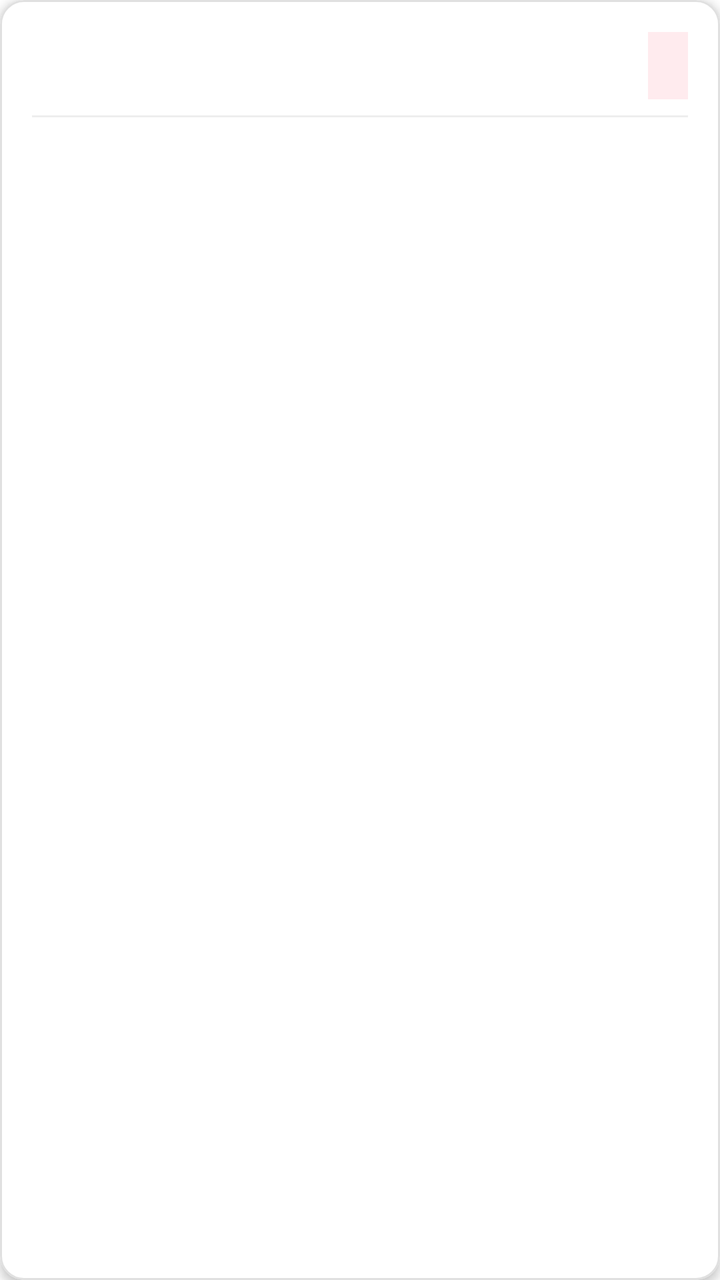
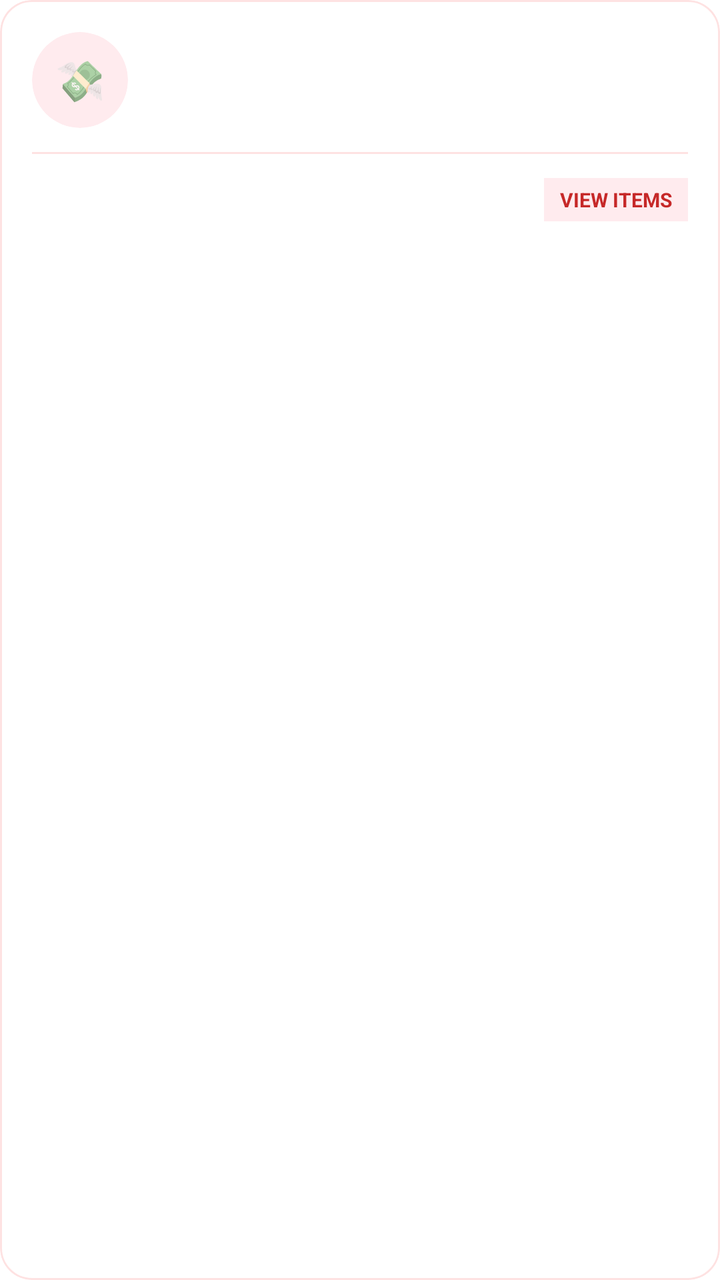

The first picture is an Android layout as it rendered before a commit; the second is the same layout after the commit. The layout source and the unified diff follow.
<!-- AndroidManifest.xml: application theme Theme.MaterialComponents.Light.NoActionBar -->
<!-- res/layout/item_expense.xml -->
<?xml version="1.0" encoding="utf-8"?>
<com.google.android.material.card.MaterialCardView xmlns:android="http://schemas.android.com/apk/res/android"
    xmlns:app="http://schemas.android.com/apk/res-auto"
    android:layout_width="match_parent" android:layout_height="wrap_content"
    app:cardCornerRadius="12dp" app:cardElevation="3dp" android:layout_marginBottom="12dp"
    app:strokeWidth="1dp" app:strokeColor="#E0E0E0" app:cardBackgroundColor="#FFFFFF">

    <LinearLayout android:layout_width="match_parent" android:layout_height="wrap_content" android:orientation="vertical" android:padding="16dp">

        <LinearLayout android:layout_width="match_parent" android:layout_height="wrap_content" android:orientation="horizontal" android:gravity="center_vertical" android:layout_marginBottom="8dp">
            <TextView android:id="@+id/tvExpenseEvent" android:layout_width="0dp" android:layout_weight="1" android:layout_height="wrap_content" android:textSize="20sp" android:textStyle="bold" android:textColor="#212121"/>

            <TextView android:id="@+id/tvExpenseAmount" android:layout_width="wrap_content" android:layout_height="wrap_content" android:textSize="16sp" android:textStyle="bold" android:textColor="#D32F2F" android:background="#FFEBEE" android:paddingHorizontal="10dp" android:paddingVertical="6dp"/>
        </LinearLayout>

        <View android:layout_width="match_parent" android:layout_height="1dp" android:background="#EEEEEE" android:layout_marginBottom="12dp"/>

        <TextView android:id="@+id/tvExpenseDetails" android:layout_width="match_parent" android:layout_height="wrap_content" android:textSize="14sp" android:textColor="#212121" android:textStyle="italic" android:layout_marginBottom="12dp"/>

        <TextView android:id="@+id/tvExpenseLastLogged" android:layout_width="match_parent" android:layout_height="wrap_content" android:textSize="13sp" android:textColor="#757575" android:textStyle="italic"/>

    </LinearLayout>
</com.google.android.material.card.MaterialCardView>
<!-- resources referenced by this layout -->
<resources>

</resources>

<!-- the commit's change to res/layout/item_expense.xml (unified diff, before → after) -->
@@ -1,23 +1,132 @@
 <?xml version="1.0" encoding="utf-8"?>
 <com.google.android.material.card.MaterialCardView xmlns:android="http://schemas.android.com/apk/res/android"
     xmlns:app="http://schemas.android.com/apk/res-auto"
-    android:layout_width="match_parent" android:layout_height="wrap_content"
-    app:cardCornerRadius="12dp" app:cardElevation="3dp" android:layout_marginBottom="12dp"
-    app:strokeWidth="1dp" app:strokeColor="#E0E0E0" app:cardBackgroundColor="#FFFFFF">
+    android:layout_width="match_parent"
+    android:layout_height="wrap_content"
+    android:layout_marginBottom="12dp"
+    android:clickable="true"
+    android:focusable="true"
+    android:foreground="?attr/selectableItemBackground"
+    app:cardBackgroundColor="#FFFFFF"
+    app:cardCornerRadius="16dp"
+    app:cardElevation="0dp"
+    app:strokeColor="#FEE2E2"
+    app:strokeWidth="1dp">
 
-    <LinearLayout android:layout_width="match_parent" android:layout_height="wrap_content" android:orientation="vertical" android:padding="16dp">
+    <LinearLayout
+        android:layout_width="match_parent"
+        android:layout_height="wrap_content"
+        android:orientation="vertical"
+        android:padding="16dp">
 
-        <LinearLayout android:layout_width="match_parent" android:layout_height="wrap_content" android:orientation="horizontal" android:gravity="center_vertical" android:layout_marginBottom="8dp">
-            <TextView android:id="@+id/tvExpenseEvent" android:layout_width="0dp" android:layout_weight="1" android:layout_height="wrap_content" android:textSize="20sp" android:textStyle="bold" android:textColor="#212121"/>
+        
+        <LinearLayout
+            android:layout_width="match_parent"
+            android:layout_height="wrap_content"
+            android:gravity="center_vertical"
+            android:orientation="horizontal">
 
-            <TextView android:id="@+id/tvExpenseAmount" android:layout_width="wrap_content" android:layout_height="wrap_content" android:textSize="16sp" android:textStyle="bold" android:textColor="#D32F2F" android:background="#FFEBEE" android:paddingHorizontal="10dp" android:paddingVertical="6dp"/>
+            
+            <com.google.android.material.card.MaterialCardView
+                android:layout_width="48dp"
+                android:layout_height="48dp"
+                app:cardBackgroundColor="#FFEBEE"
+                app:cardCornerRadius="24dp"
+                app:cardElevation="0dp"
+                app:strokeWidth="0dp">
+
+                <TextView
+                    android:layout_width="match_parent"
+                    android:layout_height="match_parent"
+                    android:gravity="center"
+                    android:text="💸"
+                    android:textSize="20sp" />
+            </com.google.android.material.card.MaterialCardView>
+
+            
+            <LinearLayout
+                android:layout_width="0dp"
+                android:layout_height="wrap_content"
+                android:layout_marginStart="12dp"
+                android:layout_weight="1"
+                android:orientation="vertical">
+
+                <TextView
+                    android:id="@+id/tvExpenseEvent"
+                    android:layout_width="wrap_content"
+                    android:layout_height="wrap_content"
+                    android:ellipsize="end"
+                    android:fontFamily="sans-serif-medium"
+                    android:letterSpacing="-0.01"
+                    android:maxLines="1"
+                    android:textColor="#212121"
+                    android:textSize="16sp"
+                    android:textStyle="bold" />
+
+                <TextView
+                    android:id="@+id/tvExpenseDetails"
+                    android:layout_width="wrap_content"
+                    android:layout_height="wrap_content"
+                    android:layout_marginTop="2dp"
+                    android:ellipsize="end"
+                    android:singleLine="true"
+                    android:textColor="#757575"
+                    android:textSize="13sp" />
+            </LinearLayout>
+
+            
+            <LinearLayout
+                android:layout_width="wrap_content"
+                android:layout_height="wrap_content"
+                android:gravity="end"
+                android:orientation="vertical">
+
+                <TextView
+                    android:id="@+id/tvExpenseAmount"
+                    android:layout_width="wrap_content"
+                    android:layout_height="wrap_content"
+                    android:fontFamily="sans-serif-black"
+                    android:textColor="#C62828"
+                    android:textSize="17sp"
+                    android:textStyle="bold" />
+            </LinearLayout>
         </LinearLayout>
 
-        <View android:layout_width="match_parent" android:layout_height="1dp" android:background="#EEEEEE" android:layout_marginBottom="12dp"/>
+        
+        <View
+            android:layout_width="match_parent"
+            android:layout_height="1dp"
+            android:layout_marginVertical="12dp"
+            android:background="#FEE2E2" />
 
-        <TextView android:id="@+id/tvExpenseDetails" android:layout_width="match_parent" android:layout_height="wrap_content" android:textSize="14sp" android:textColor="#212121" android:textStyle="italic" android:layout_marginBottom="12dp"/>
+        
+        <LinearLayout
+            android:layout_width="match_parent"
+            android:layout_height="wrap_content"
+            android:gravity="center_vertical"
+            android:orientation="horizontal">
 
-        <TextView android:id="@+id/tvExpenseLastLogged" android:layout_width="match_parent" android:layout_height="wrap_content" android:textSize="13sp" android:textColor="#757575" android:textStyle="italic"/>
+            <TextView
+                android:id="@+id/tvExpenseLastLogged"
+                android:layout_width="0dp"
+                android:layout_height="wrap_content"
+                android:layout_weight="1"
+                android:textColor="#9E9E9E"
+                android:textSize="12sp"
+                android:textStyle="italic" />
+
+            
+            <TextView
+                android:layout_width="wrap_content"
+                android:layout_height="wrap_content"
+                android:background="#FFEBEE"
+                android:paddingHorizontal="8dp"
+                android:paddingVertical="4dp"
+                android:text="VIEW ITEMS"
+                android:textColor="#C62828"
+                android:textSize="10sp"
+                android:textStyle="bold" />
+        </LinearLayout>
 
     </LinearLayout>
 </com.google.android.material.card.MaterialCardView>
